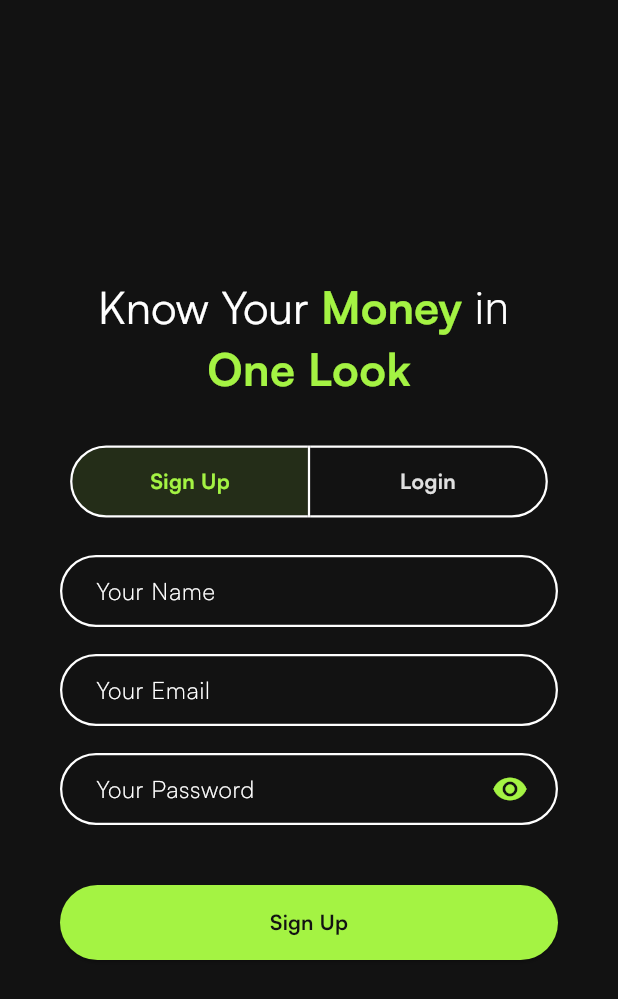
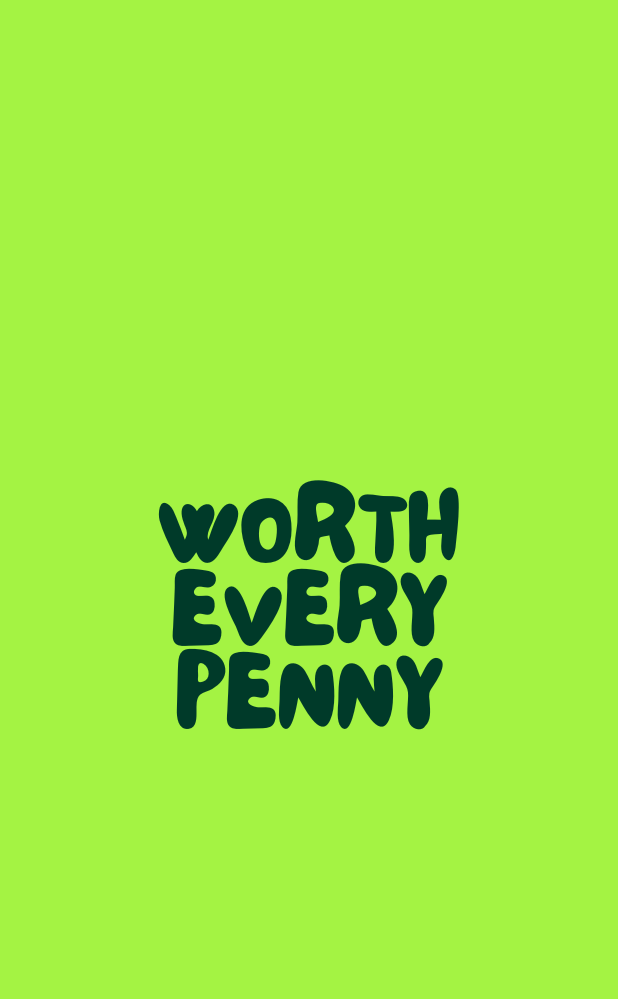
Before and after one commit to devdezzies/WorthEveryPenny, a Flutter app: the screen it shows after launch, on a phone screen of 412 x 824 dp. Shown: the top 999 px of the screen. Run offline on Flutter 3.47's test engine with Material 3 defaults, Android fonts, the phone set to English and light mode, and no system bars; our stand-ins replace cached_network_image, flutter_svg, flutter_swiper_view, shared_preferences, syncfusion_flutter_charts; missing offline and left inert: u_credit_card; project files that could hold a hidden picture were left out.

Commit message:
feat: add SplashScreen widget and integrate loading state in UserProvider; update main app routing logic

```diff
--- /dev/null
+++ b/lib/common/widgets/splash_screen.dart
@@ -0,0 +1,16 @@
+import 'package:flutter/material.dart';
+import 'package:swappp/constants/global_variables.dart';
+
+class SplashScreen extends StatelessWidget {
+  const SplashScreen({super.key});
+
+  @override
+  Widget build(BuildContext context) {
+    return Scaffold(
+      backgroundColor: GlobalVariables.secondaryColor,
+      body: Center(
+        child: Image.asset("assets/images/splash-logo.png", scale: 1.5,),
+      ),
+    );
+  }
+}
--- a/lib/features/auth/services/auth_service.dart
+++ b/lib/features/auth/services/auth_service.dart
@@ -120,6 +120,7 @@ class AuthService {
               .setUser(userResponse.body);
         }
       }
+      if (context.mounted) Provider.of<UserProvider>(context, listen: false).setLoading(false);
     } catch (e) {
       if (context.mounted) {
         showSnackBar(context, '⚠️ $e.toString()');
--- a/lib/main.dart
+++ b/lib/main.dart
@@ -6,6 +6,8 @@ import 'package:swappp/features/auth/screens/auth_screen.dart';
 import 'package:swappp/features/auth/services/auth_service.dart';
 import 'package:swappp/providers/user_provider.dart';
 import 'package:swappp/router.dart';
+
+import 'common/widgets/splash_screen.dart';
 
 void main() {
   runApp(MultiProvider(providers: [
@@ -45,7 +47,7 @@ class _MyAppState extends State<MyApp> {
               color: Colors.green,
               iconTheme: IconThemeData(color: Colors.black))),
       onGenerateRoute: (settings) => generateRoute(settings),
-      home: Provider.of<UserProvider>(context).user.token.isNotEmpty ? const BottomBar() : const AuthScreen()
+      home: Provider.of<UserProvider>(context).isLoading ? const SplashScreen() : Provider.of<UserProvider>(context).user.token.isNotEmpty ? const BottomBar() : const AuthScreen(),
     );
   }
 }
--- a/lib/providers/user_provider.dart
+++ b/lib/providers/user_provider.dart
@@ -1,3 +1,5 @@
+import 'dart:isolate';
+
 import 'package:flutter/material.dart';
 import 'package:swappp/models/user.dart';
 
@@ -10,11 +12,18 @@ class UserProvider extends ChangeNotifier {
       type: '',
       token: '',
       email: '');
+  bool _isLoading = true;
 
   User get user => _user;
+  bool get isLoading => _isLoading;
 
   void setUser(String user) {
     _user = User.fromJson(user);
     notifyListeners();
   }
+
+  void setLoading(bool loading) {
+    _isLoading = loading;
+    notifyListeners();
+  }
 }
--- a/pubspec.yaml
+++ b/pubspec.yaml
@@ -77,6 +77,7 @@ flutter:
     - assets/icons/profile-active.svg
     - assets/icons/home-active.svg
     - assets/icons/bill-active.svg
+    - assets/images/splash-logo.png
 
 
   # An image asset can refer to one or more resolution-specific "variants", see
```
Also changed, not shown: assets/icons/splash.svg (added), assets/images/splash-logo.png (added).
